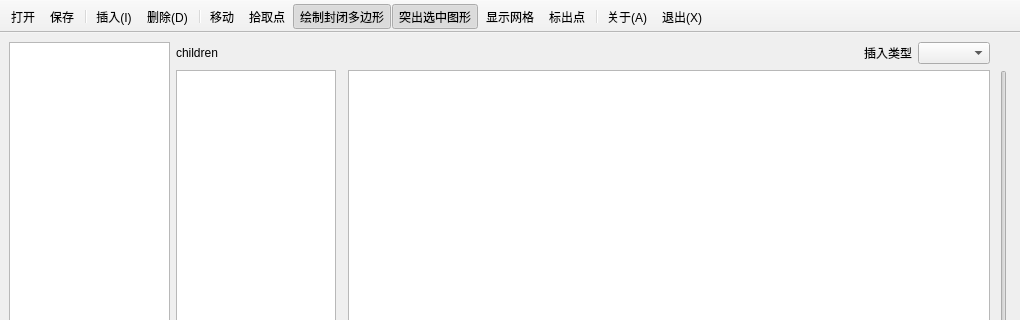
First picture: the form in Form.ui, repository bssthu/L5MapEditor, before the edit; both pictures show x 0 to 1020 and y 0 to 320 of the 1020 by 683 pixel window.
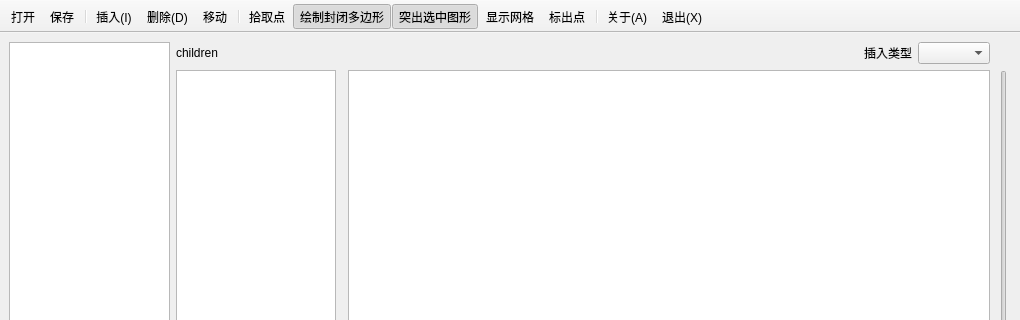
Second picture: the form after the edit. Icons and pictures are not drawn. Custom widgets are drawn as their Qt base class.

Patch:
```diff
--- a/Form.ui
+++ b/Form.ui
@@ -158,9 +158,9 @@
    <addaction name="separator"/>
    <addaction name="insertAction"/>
    <addaction name="deleteAction"/>
-   <addaction name="separator"/>
    <addaction name="moveAction"/>
-   <addaction name="dotAction"/>
+   <addaction name="separator"/>
+   <addaction name="pickPointAction"/>
    <addaction name="closedPolygonAction"/>
    <addaction name="dotsAction"/>
    <addaction name="gridAction"/>
@@ -298,7 +298,7 @@
     <string>显示网格</string>
    </property>
   </action>
-  <action name="dotAction">
+  <action name="pickPointAction">
    <property name="checkable">
     <bool>true</bool>
    </property>
```
